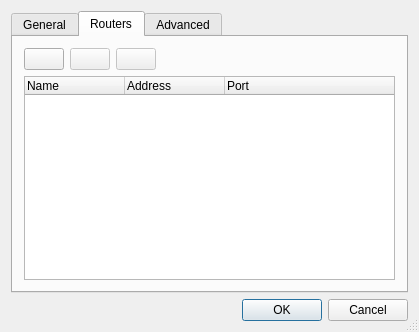
The window that source/console/address_book_dialog.ui (dchapyshev/aspia) describes before a commit, drawn with Qt 5.
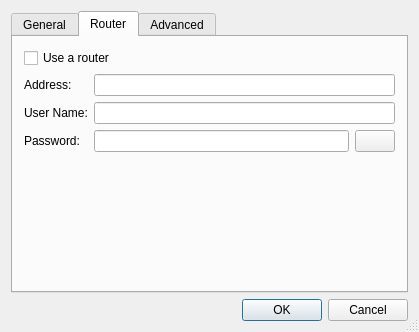
The same window after the commit. The open tabs and pages were chosen to show the change. Icons and pictures are not drawn.

```diff
--- a/source/console/address_book_dialog.ui
+++ b/source/console/address_book_dialog.ui
@@ -135,15 +135,22 @@
      </widget>
      <widget class="QWidget" name="tab">
       <attribute name="title">
-       <string>Routers</string>
+       <string>Router</string>
       </attribute>
       <layout class="QVBoxLayout" name="verticalLayout_7">
        <item>
-        <layout class="QHBoxLayout" name="horizontalLayout_4">
-         <item>
-          <widget class="QPushButton" name="button_add_router">
+        <widget class="QCheckBox" name="checkbox_use_router">
+         <property name="text">
+          <string>Use a router</string>
+         </property>
+        </widget>
+       </item>
+       <item>
+        <layout class="QFormLayout" name="formLayout">
+         <item row="0" column="0">
+          <widget class="QLabel" name="label_router_address">
            <property name="text">
-            <string/>
+            <string>Address:</string>
            </property>
            <property name="icon">
             <iconset resource="resources/console.qrc">
@@ -151,13 +158,17 @@
            </property>
           </widget>
          </item>
-         <item>
-          <widget class="QPushButton" name="button_modify_router">
-           <property name="enabled">
-            <bool>false</bool>
+         <item row="0" column="1">
+          <widget class="QLineEdit" name="edit_router_address">
+           <property name="maxLength">
+            <number>64</number>
            </property>
+          </widget>
+         </item>
+         <item row="1" column="0">
+          <widget class="QLabel" name="label_router_username">
            <property name="text">
-            <string/>
+            <string>User Name:</string>
            </property>
            <property name="icon">
             <iconset resource="resources/console.qrc">
@@ -165,13 +176,17 @@
            </property>
           </widget>
          </item>
-         <item>
-          <widget class="QPushButton" name="button_delete_router">
-           <property name="enabled">
-            <bool>false</bool>
+         <item row="1" column="1">
+          <widget class="QLineEdit" name="edit_router_username">
+           <property name="maxLength">
+            <number>64</number>
            </property>
+          </widget>
+         </item>
+         <item row="2" column="0">
+          <widget class="QLabel" name="label_router_password">
            <property name="text">
-            <string/>
+            <string>Password:</string>
            </property>
            <property name="icon">
             <iconset resource="resources/console.qrc">
@@ -179,42 +194,48 @@
            </property>
           </widget>
          </item>
-         <item>
-          <spacer name="horizontalSpacer">
-           <property name="orientation">
-            <enum>Qt::Horizontal</enum>
-           </property>
-           <property name="sizeHint" stdset="0">
-            <size>
-             <width>40</width>
-             <height>20</height>
-            </size>
-           </property>
-          </spacer>
+         <item row="2" column="1">
+          <layout class="QHBoxLayout" name="horizontalLayout_4">
+           <item>
+            <widget class="QLineEdit" name="edit_router_password">
+             <property name="maxLength">
+              <number>64</number>
+             </property>
+             <property name="echoMode">
+              <enum>QLineEdit::Password</enum>
+             </property>
+            </widget>
+           </item>
+           <item>
+            <widget class="QPushButton" name="button_show_password">
+             <property name="text">
+              <string/>
+             </property>
+             <property name="icon">
+              <iconset resource="../client/resources/client.qrc">
+               <normaloff>:/img/eye.png</normaloff>:/img/eye.png</iconset>
+             </property>
+             <property name="checkable">
+              <bool>true</bool>
+             </property>
+            </widget>
+           </item>
+          </layout>
          </item>
         </layout>
        </item>
        <item>
-        <widget class="QTreeWidget" name="tree_routers">
-         <property name="indentation">
-          <number>0</number>
+        <spacer name="verticalSpacer_2">
+         <property name="orientation">
+          <enum>Qt::Vertical</enum>
          </property>
-         <column>
-          <property name="text">
-           <string>Name</string>
-          </property>
-         </column>
-         <column>
-          <property name="text">
-           <string>Address</string>
-          </property>
-         </column>
-         <column>
-          <property name="text">
-           <string>Port</string>
-          </property>
-         </column>
-        </widget>
+         <property name="sizeHint" stdset="0">
+          <size>
+           <width>20</width>
+           <height>127</height>
+          </size>
+         </property>
+        </spacer>
        </item>
       </layout>
      </widget>
```
Left out of the diff: 16 changed lines with no effect on the pictures.
